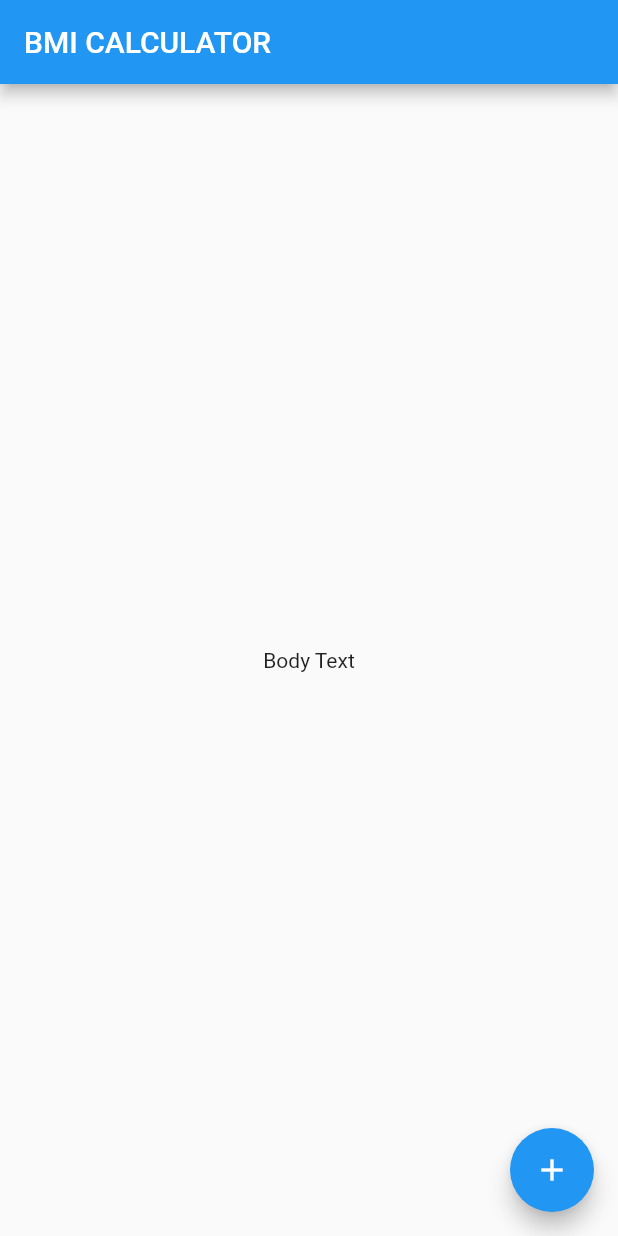
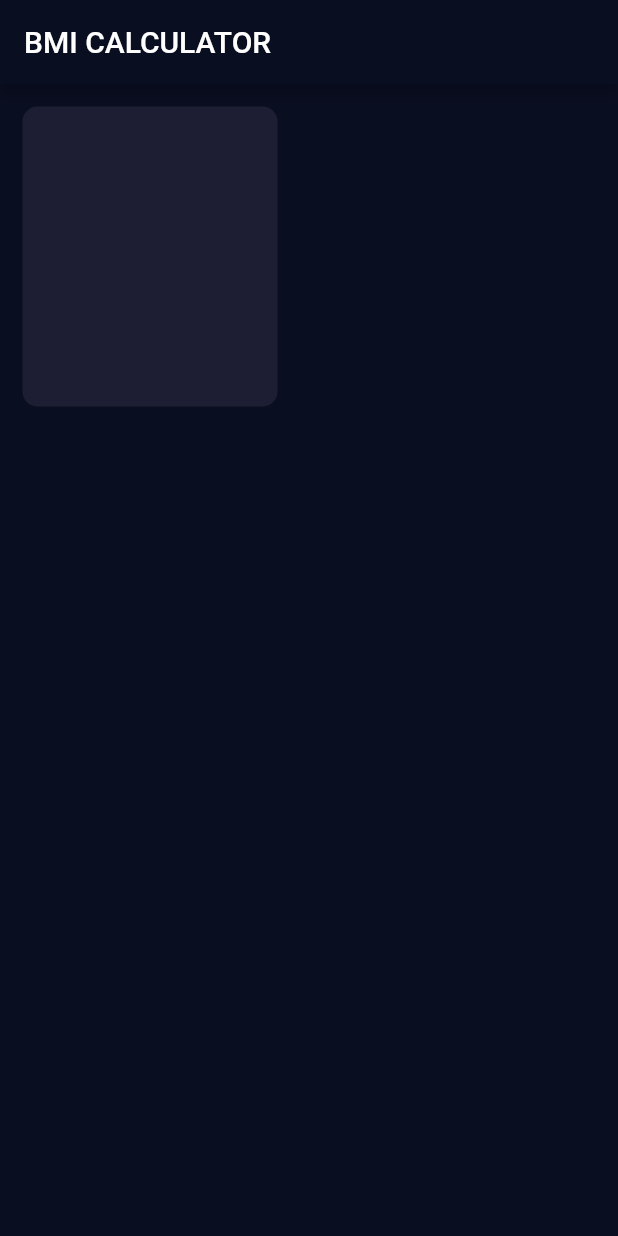
Before and after one commit to imWayneWY/flutter_study2, a Flutter app: the screen it shows after launch, on a phone screen of 412 x 824 dp. Run offline on Flutter 3.47's test engine with Material 2 defaults, Android fonts, the light colour scheme and no system bars; our stand-ins replace audioplayers.

Commit message:
how to refactor Flutter widgets

```diff
--- /dev/null
+++ b/bmi-calculator-flutter/lib/input_page.dart
@@ -0,0 +1,25 @@
+import 'package:flutter/material.dart';
+
+class InputPage extends StatefulWidget {
+  @override
+  _InputPageState createState() => _InputPageState();
+}
+
+class _InputPageState extends State<InputPage> {
+  @override
+  Widget build(BuildContext context) {
+    return Scaffold(
+      appBar: AppBar(
+        title: Text('BMI CALCULATOR'),
+      ),
+      body: Container(
+        height: 200.0,
+        width: 170.0,
+        margin: EdgeInsets.all(15.0),
+        decoration: BoxDecoration(
+            color: Color(0xFF1D1E33),
+            borderRadius: BorderRadius.circular(10.0)),
+      ),
+    );
+  }
+}
--- a/bmi-calculator-flutter/lib/main.dart
+++ b/bmi-calculator-flutter/lib/main.dart
@@ -1,4 +1,5 @@
 import 'package:flutter/material.dart';
+import 'input_page.dart';
 
 void main() => runApp(BMICalculator());
 
@@ -6,29 +7,15 @@
   @override
   Widget build(BuildContext context) {
     return MaterialApp(
+      theme: ThemeData.dark().copyWith(
+        primaryColor: Color(0xFF0A0E21),
+        scaffoldBackgroundColor: Color(0xFF0A0E21),
+        // accentColor: Colors.purple,
+        // textTheme: TextTheme(
+        //   body1: TextStyle(color: Colors.white),
+        // ),
+      ),
       home: InputPage(),
     );
   }
 }
-
-class InputPage extends StatefulWidget {
-  @override
-  _InputPageState createState() => _InputPageState();
-}
-
-class _InputPageState extends State<InputPage> {
-  @override
-  Widget build(BuildContext context) {
-    return Scaffold(
-      appBar: AppBar(
-        title: Text('BMI CALCULATOR'),
-      ),
-      body: Center(
-        child: Text('Body Text'),
-      ),
-      floatingActionButton: FloatingActionButton(
-        child: Icon(Icons.add),
-      ),
-    );
-  }
-}
```
Also changed, not shown: 1 other file.
